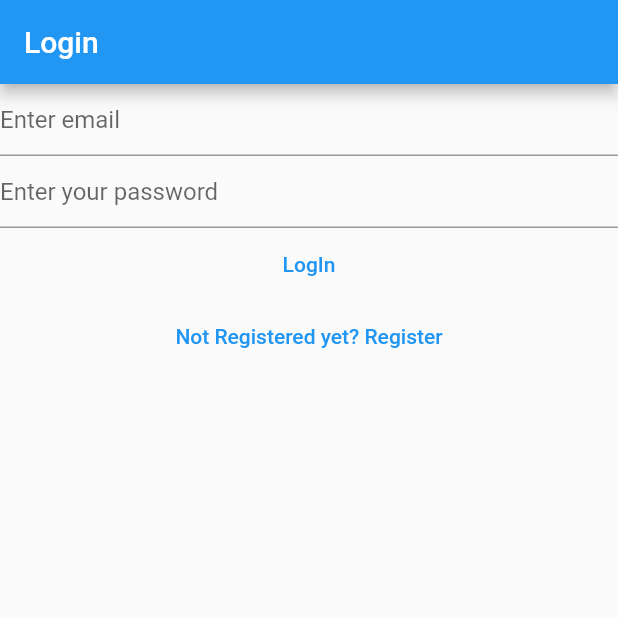
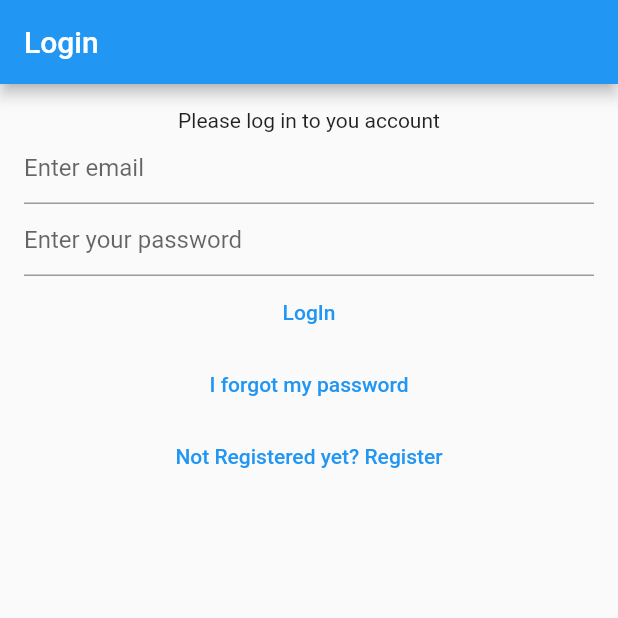
Before and after one commit to DanielCamiloFierroGarcia/Flutter, a Flutter app: the screen it shows after launch, on a phone screen of 412 x 824 dp, the top half of it. Run offline on Flutter 3.47's test engine with Material 2 defaults, Android fonts, the phone set to English and light mode, and no system bars; our stand-ins replace bloc, cloud_firestore, equatable, firebase_auth, firebase_core, flutter_bloc and 1 more; accounts and stored records are empty.

Commit message:
Final things before app release

```diff
--- a/lib/main.dart
+++ b/lib/main.dart
@@ -8,6 +8,7 @@ import 'package:myproject/services/auth/bloc/auth_bloc.dart';
 import 'package:myproject/services/auth/bloc/auth_event.dart';
 import 'package:myproject/services/auth/bloc/auth_state.dart';
 import 'package:myproject/services/auth/firebase_auth_provider.dart';
+import 'package:myproject/views/forgot_password_view.dart';
 import 'package:myproject/views/login_view.dart';
 import 'package:myproject/views/notes/create_update_note_view.dart';
 import 'package:myproject/views/notes/notes_view.dart';
@@ -58,6 +59,9 @@ class HomePage extends StatelessWidget {
       else if(state is AuthStateLoggedOut){
         return const LoginView();
       }
+      else if(state is AuthStateForgotPassword){
+        return const ForgotPasswordView();
+      }
       else if(state is AuthStateRegistering){
         return const RegisterView();
       }
--- a/lib/services/auth/auth__service.dart
+++ b/lib/services/auth/auth__service.dart
@@ -32,4 +32,7 @@ class AuthService implements AuthProvider {
 
   @override
   Future<void> initialize() => provider.initialize();
+
+  @override
+  Future<void> sendPasswordReset({required String toEmail}) => provider.sendPasswordReset(toEmail: toEmail);
 }
--- a/lib/services/auth/auth_provider.dart
+++ b/lib/services/auth/auth_provider.dart
@@ -16,4 +16,5 @@ abstract class AuthProvider {
 
   Future<void> logOut();
   Future<void> sendEmailVerification();
+  Future<void> sendPasswordReset({required String toEmail});
 }
--- a/lib/services/auth/bloc/auth_event.dart
+++ b/lib/services/auth/bloc/auth_event.dart
@@ -31,6 +31,12 @@ class AuthEventShouldRegister extends AuthEvent{
   const AuthEventShouldRegister();
 }
 
+class AuthEventForgotPassword extends AuthEvent{
+  final String? email;
+
+  const AuthEventForgotPassword({required this.email});
+}
+
 class AuthEventLogOut extends AuthEvent{
   const AuthEventLogOut();
 }
--- a/lib/services/auth/bloc/auth_state.dart
+++ b/lib/services/auth/bloc/auth_state.dart
@@ -21,6 +21,17 @@ class AuthStateRegistering extends AuthState {
       : super(isLoading: isLoading);
 }
 
+class AuthStateForgotPassword extends AuthState {
+  final Exception? exception;
+  final bool hasSentEmail;
+
+  const AuthStateForgotPassword({
+    required this.exception,
+    required this.hasSentEmail,
+    required bool isLoading,
+  }) : super(isLoading: isLoading);
+}
+
 class AuthStateLoggedIn extends AuthState {
   final AuthUser user;
 
--- /dev/null
+++ b/lib/utilities/dialogs/password_reset_email_sent_dialog.dart
@@ -0,0 +1,13 @@
+import 'package:flutter/cupertino.dart';
+import 'package:myproject/utilities/dialogs/generic_dialog.dart';
+
+Future<void> showPasswordResetSentDialog(BuildContext context) {
+  return showGenericDialog<void>(
+    context: context,
+    title: 'Password Reset',
+    content: 'We have sent new password reset link, check email',
+    optionsBuilder: () => {
+      'OK': null,
+    },
+  );
+}
--- a/lib/views/login_view.dart
+++ b/lib/views/login_view.dart
@@ -19,7 +19,6 @@ class _LoginViewState extends State<LoginView> {
   late final TextEditingController _email;
   late final TextEditingController _password;
 
-
   @override
   void initState() {
     _email = TextEditingController();
@@ -39,12 +38,13 @@ class _LoginViewState extends State<LoginView> {
     return BlocListener<AuthBloc, AuthState>(
       listener: (context, state) async {
         if (state is AuthStateLoggedOut) {
-
-          if (state.exception is UserNotFoundAuthException) {
-            await showErrorDialog(context, 'User Not Found');
-          } else if (state.exception is WrongPasswordAuthException) {
+          if (state.exception is WrongPasswordAuthException) {
             await showErrorDialog(context, 'Wrong credentials');
-          } else if (state.exception is GenericAuthException) {
+          }  else if (state.exception is UserNotFoundAuthException) {
+            await showErrorDialog(
+                context, 'UCannot find user with those credentials');
+          }
+          else if (state.exception is GenericAuthException) {
             await showErrorDialog(context, 'Authentication error');
           }
         }
@@ -53,8 +53,11 @@ class _LoginViewState extends State<LoginView> {
         appBar: AppBar(
           title: const Text('Login'),
         ),
-        body: Column(
+        body: Padding(
+          padding: const EdgeInsets.all(16.0),
+          child: Column(
             children: [
+              const Text('Please log in to you account'),
               TextField(
                 controller: _email,
                 autocorrect: false,
@@ -87,6 +90,14 @@ class _LoginViewState extends State<LoginView> {
               TextButton(
                 onPressed: () {
                   context.read<AuthBloc>().add(
+                        const AuthEventForgotPassword(email: ''),
+                      );
+                },
+                child: const Text('I forgot my password'),
+              ),
+              TextButton(
+                onPressed: () {
+                  context.read<AuthBloc>().add(
                         const AuthEventShouldRegister(),
                       );
                 },
@@ -95,6 +106,7 @@ class _LoginViewState extends State<LoginView> {
             ],
           ),
         ),
+      ),
     );
   }
 }
```
Also changed, not shown: lib/services/auth/bloc/auth_bloc.dart (+25 -2 lines), lib/services/auth/firebase_auth_provider.dart (+25 -9 lines), lib/views/forgot_password_view.dart (added, +89 -0 lines), lib/views/register_view.dart (+14 -1 lines), 1 other file. Lines whose indentation alone changed are shown as unchanged.
